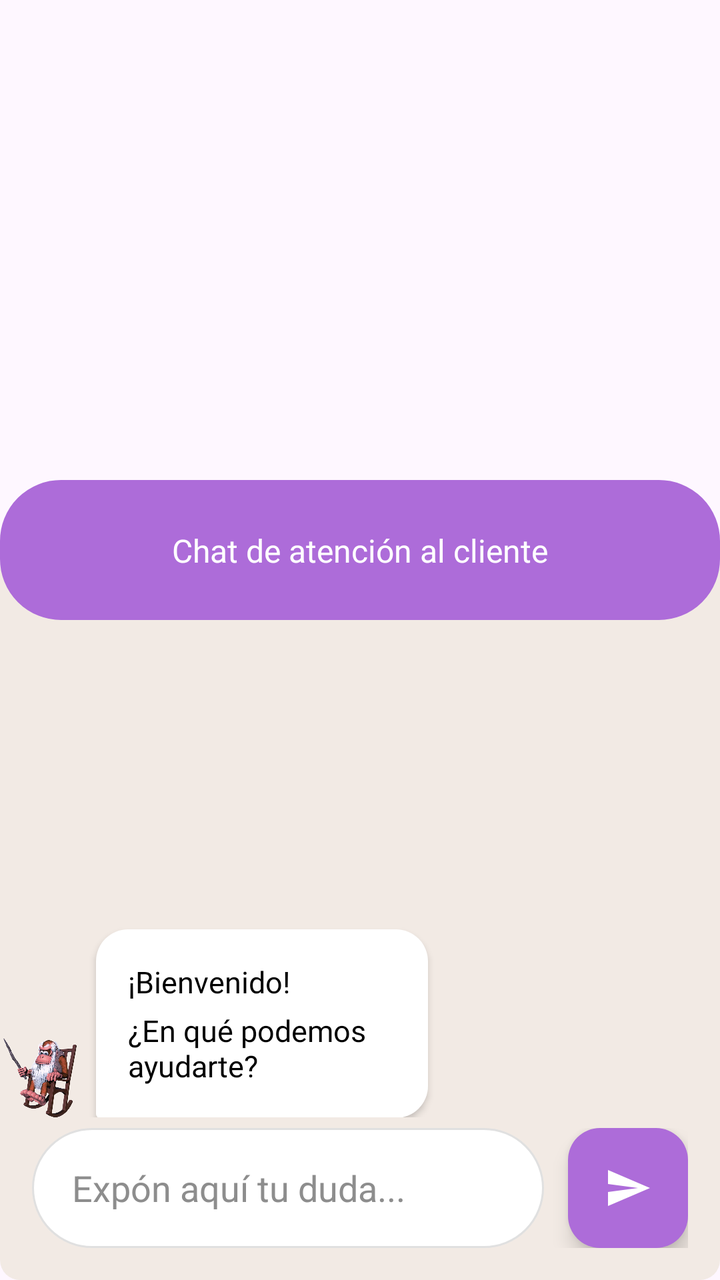
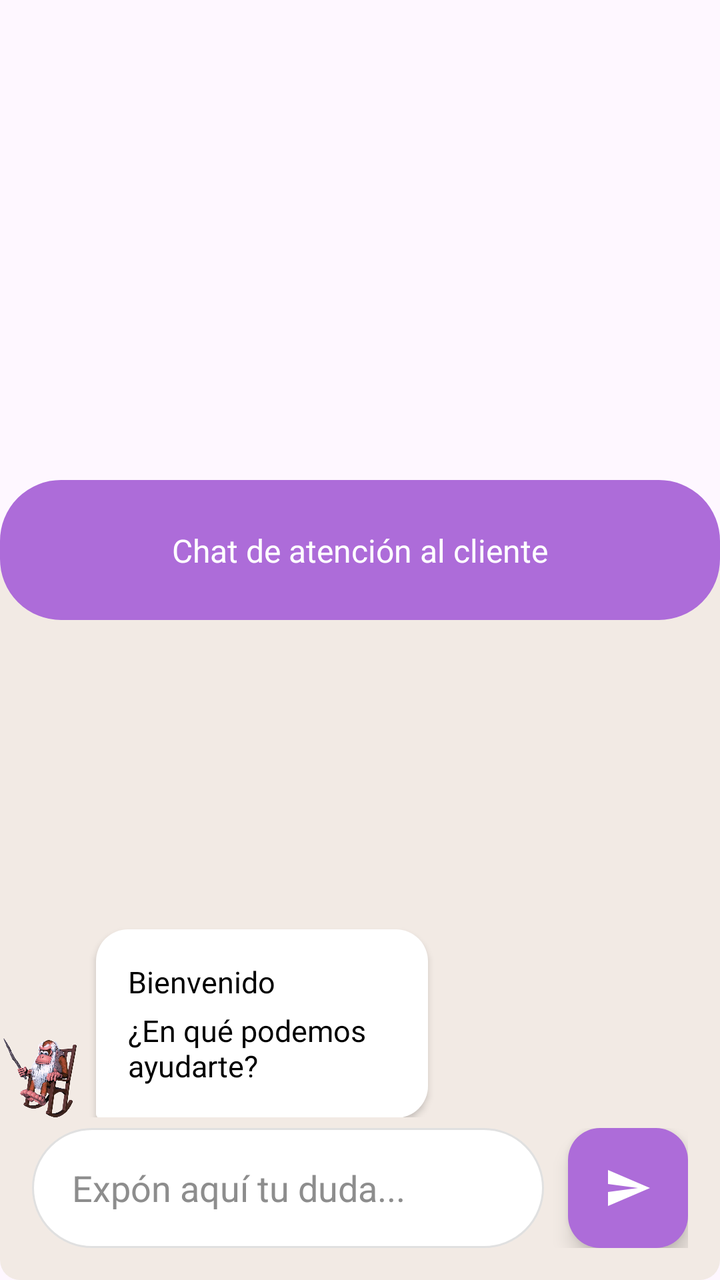

Screens rendered from an Android XML layout before and after an edit, with the pre-edit source and the edit as a unified diff.
<!-- AndroidManifest.xml: application theme Theme.PrototipoBanco -->
<!-- res/layout/chat_soporte.xml -->
<?xml version="1.0" encoding="utf-8"?>
<androidx.constraintlayout.widget.ConstraintLayout xmlns:android="http://schemas.android.com/apk/res/android"
    xmlns:app="http://schemas.android.com/apk/res-auto"
    xmlns:tools="http://schemas.android.com/tools"
    android:layout_width="300dp"
    android:layout_height="400dp"
    android:id="@+id/chat_soporte"
    android:background="@android:color/transparent">

    <androidx.constraintlayout.widget.ConstraintLayout
        android:layout_width="match_parent"
        android:layout_height="365dp"
        android:id="@+id/contenido_chat"
        android:background="@drawable/bg_formulario_inicio_sesion"
        android:backgroundTint="@color/ultra_claro"
        app:layout_constraintBottom_toBottomOf="parent"
        app:layout_constraintEnd_toEndOf="parent">

            <androidx.constraintlayout.widget.ConstraintLayout
                android:layout_width="match_parent"
                android:layout_height="wrap_content"
                app:layout_constraintBottom_toTopOf="@+id/layout_input"
                app:layout_constraintTop_toTopOf="parent">

                <ImageView
                    android:id="@+id/iv_avatar"
                    android:layout_width="40dp"
                    android:layout_height="40dp"
                    android:src="@drawable/ic_admin"
                    app:layout_constraintBottom_toBottomOf="@+id/burbuja_texto"
                    app:layout_constraintStart_toStartOf="parent" />

                <LinearLayout
                    android:id="@+id/burbuja_texto"
                    android:layout_width="wrap_content"
                    android:layout_height="wrap_content"
                    android:layout_marginStart="8dp"
                    android:layout_marginTop="200dp"
                    android:background="@drawable/bg_chat_bubble"
                    android:elevation="2dp"
                    android:orientation="vertical"
                    android:padding="16dp"
                    app:layout_constraintStart_toEndOf="@id/iv_avatar"
                    app:layout_constraintTop_toTopOf="parent">

                    <TextView
                        android:layout_width="wrap_content"
                        android:layout_height="wrap_content"
                        android:fontFamily="@font/inter_semibold"
                        android:text="¡Bienvenido!"
                        android:textColor="@color/black"
                        android:textSize="15sp" />

                    <TextView
                        android:layout_width="134dp"
                        android:layout_height="wrap_content"
                        android:layout_marginTop="4dp"
                        android:fontFamily="@font/inter_medium"
                        android:text="@string/en_qu_podemos_ayudarte"
                        android:textColor="@color/black"
                        android:textSize="15sp" />

                </LinearLayout>

            </androidx.constraintlayout.widget.ConstraintLayout>

    
    <androidx.constraintlayout.widget.ConstraintLayout
        android:id="@+id/layout_input"
        android:layout_width="match_parent"
        android:layout_height="wrap_content"
        android:padding="16dp"
        app:layout_constraintBottom_toBottomOf="parent">

        <EditText
            android:id="@+id/et_mensaje"
            android:layout_width="0dp"
            android:layout_height="60dp"
            android:layout_marginEnd="12dp"
            android:background="@drawable/bg_chat_input"
            android:hint="@string/exp_n_aqu_tu_duda"
            android:inputType="text"
            android:importantForAutofill="no"
            android:paddingStart="20dp"
            android:paddingEnd="20dp"
            android:textColorHint="@color/grisaceo"
            app:layout_constraintBottom_toBottomOf="parent"
            app:layout_constraintEnd_toStartOf="@+id/btn_enviar"
            app:layout_constraintStart_toStartOf="parent" />

        <com.google.android.material.floatingactionbutton.FloatingActionButton
            android:id="@+id/btn_enviar"
            android:layout_width="wrap_content"
            android:layout_height="wrap_content"
            android:src="@drawable/ic_send_white"
            android:contentDescription="@string/enviar_duda"
            app:backgroundTint="@color/claro"
            app:fabCustomSize="60dp"
            app:layout_constraintBottom_toBottomOf="parent"
            app:layout_constraintEnd_toEndOf="parent"
            app:tint="@color/white" />

    </androidx.constraintlayout.widget.ConstraintLayout>
    </androidx.constraintlayout.widget.ConstraintLayout>

    <View
        android:id="@+id/cabecera_chat"
        android:layout_width="match_parent"
        android:layout_height="70dp"
        android:background="@drawable/bg_chat_input"
        android:backgroundTint="@color/claro"
        android:rotation="180"
        app:layout_constraintTop_toTopOf="@id/contenido_chat"
        app:layout_constraintBottom_toTopOf="@id/contenido_chat"/>

    <TextView
        android:id="@+id/tv_titulo_chat"
        android:layout_width="wrap_content"
        android:layout_height="wrap_content"
        android:text="@string/chat_de_atenci_n_al_cliente"
        android:textAppearance="@style/boton_llamativo"
        android:textSize="16sp"
        app:layout_constraintBottom_toBottomOf="@+id/cabecera_chat"
        app:layout_constraintEnd_toEndOf="@id/cabecera_chat"
        app:layout_constraintStart_toStartOf="@id/cabecera_chat"
        app:layout_constraintTop_toTopOf="@id/cabecera_chat" />

</androidx.constraintlayout.widget.ConstraintLayout>
<!-- resources referenced by this layout -->
<resources>
  <color name="black">#FF000000</color>
  <color name="claro">#AD6CD9</color>
  <color name="grisaceo">#8D8D8D</color>
  <color name="ultra_claro">#FFF2EAE4</color>
  <color name="white">#FFFFFFFF</color>
  <!-- drawable bg_chat_bubble (drawable) -->
  <?xml version="1.0" encoding="utf-8"?>
  <shape xmlns:android="http://schemas.android.com/apk/res/android">
      <solid android:color="@color/white" />
      <corners
          android:topLeftRadius="16dp"
          android:topRightRadius="16dp"
          android:bottomRightRadius="16dp"
          android:bottomLeftRadius="2dp" />
  </shape>
  <!-- drawable bg_chat_input (drawable) -->
  <?xml version="1.0" encoding="utf-8"?>
  <shape xmlns:android="http://schemas.android.com/apk/res/android">
      <solid android:color="@color/white" />
      <corners android:radius="30dp" />
      <stroke android:width="1dp" android:color="#E0E0E0" />
  </shape>
  <!-- drawable bg_formulario_inicio_sesion (drawable) -->
  <?xml version="1.0" encoding="utf-8"?>
  <shape xmlns:android="http://schemas.android.com/apk/res/android">
  
      <solid android:color="@color/white" />
  
      <corners android:radius="10dp" />
  </shape>
  <!-- drawable ic_admin: png bitmap (drawable, 439109 bytes) -->
  <!-- drawable ic_send_white (drawable) -->
  <?xml version="1.0" encoding="utf-8"?>
  <vector xmlns:android="http://schemas.android.com/apk/res/android"
      android:width="24dp"
      android:height="24dp"
      android:viewportWidth="24"
      android:viewportHeight="24">
      <path
          android:fillColor="#FFFFFF"
          android:pathData="M2.01,21L23,12 2.01,3 2,10l15,2 -15,2z" />
  </vector>
  <string name="chat_de_atenci_n_al_cliente">Chat de atención al cliente</string>
  <string name="en_qu_podemos_ayudarte">¿En qué podemos ayudarte?</string>
  <string name="enviar_duda">enviar duda</string>
  <string name="exp_n_aqu_tu_duda">Expón aquí tu duda...</string>
  <style name="boton_llamativo">
          <item name="android:textSize">16sp</item>
          <item name="android:textColor">@color/white</item>
          <item name="android:fontFamily">@font/inter_extrabold</item>
      </style>
  <style name="Theme.PrototipoBanco" parent="Base.Theme.PrototipoBanco" />
  <style name="Base.Theme.PrototipoBanco" parent="Theme.Material3.DayNight.NoActionBar">
          
          
      </style>
</resources>

<!-- the commit's change to res/layout/chat_soporte.xml (unified diff, before → after) -->
@@ -47,7 +47,7 @@
                         android:layout_width="wrap_content"
                         android:layout_height="wrap_content"
                         android:fontFamily="@font/inter_semibold"
-                        android:text="¡Bienvenido!"
+                        android:text="@string/bienvenido"
                         android:textColor="@color/black"
                         android:textSize="15sp" />
 
<!-- resource entries referenced after the edit -->
@@ -42,6 +42,7 @@
           android:fillColor="#FFFFFF"
           android:pathData="M2.01,21L23,12 2.01,3 2,10l15,2 -15,2z" />
   </vector>
+  <string name="bienvenido">Bienvenido</string>
   <string name="chat_de_atenci_n_al_cliente">Chat de atención al cliente</string>
   <string name="en_qu_podemos_ayudarte">¿En qué podemos ayudarte?</string>
   <string name="enviar_duda">enviar duda</string>
